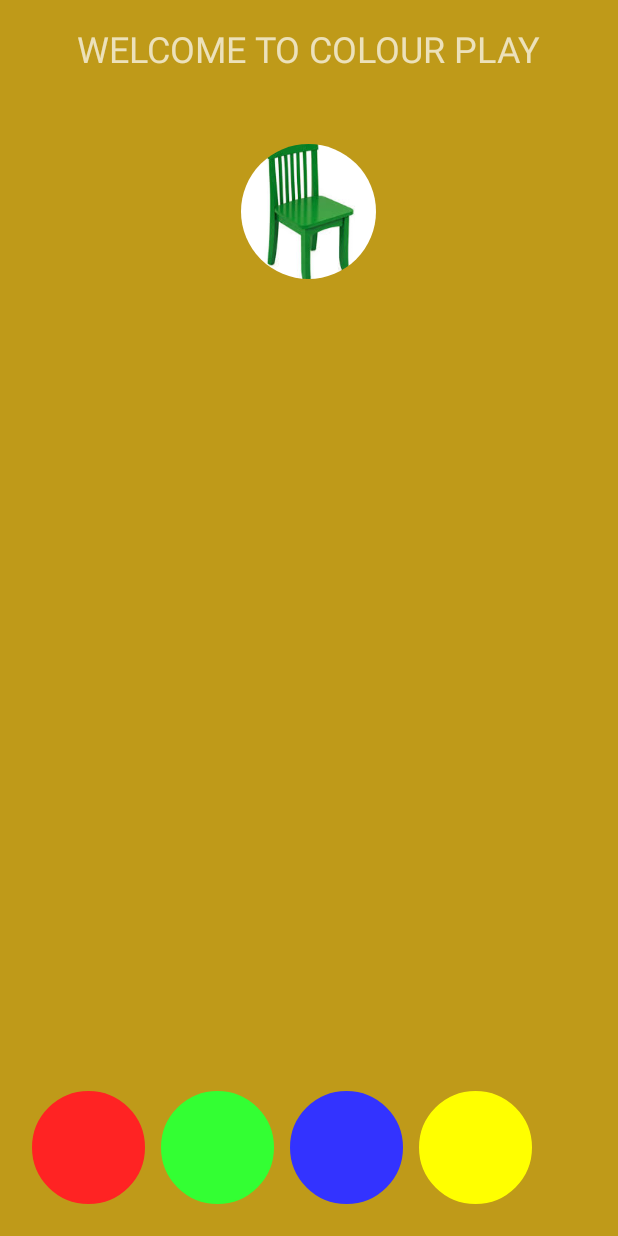
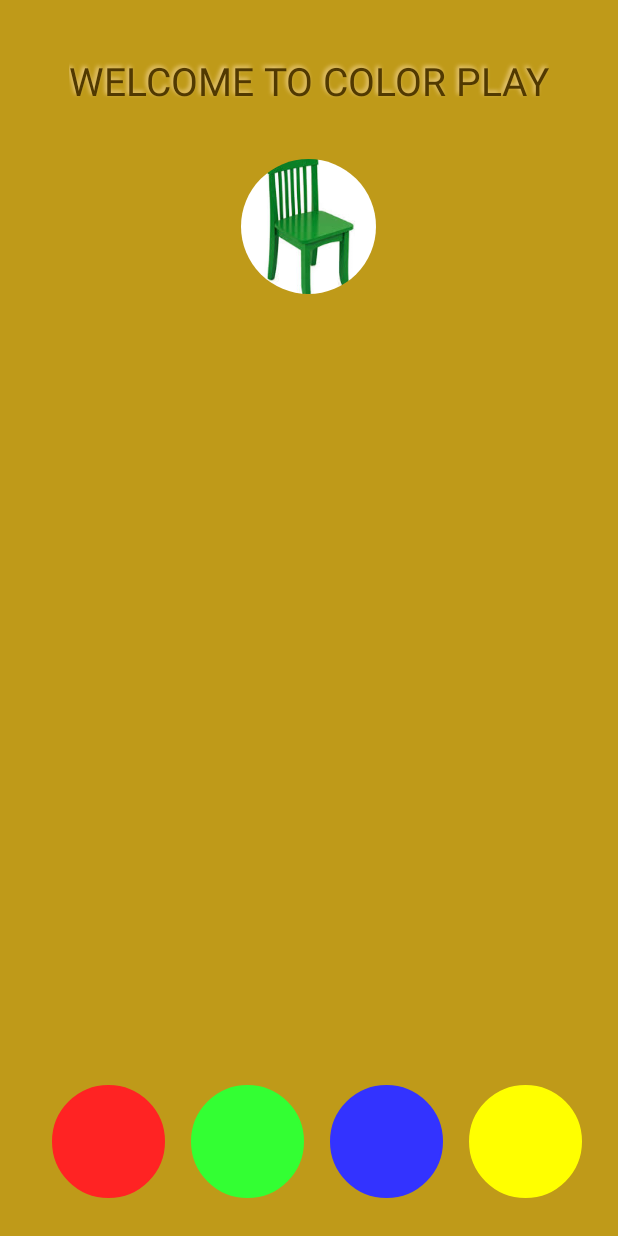
Before and after one commit to rajat2797/kidsplay, an Android app: the screen it shows after launch (IntroActivity), on a phone screen of 412 x 824 dp. Run offline under Robolectric (Android 15) with nearby library versions, the phone set to English and light mode, and no system bars; our stand-ins replace CircleImageView.

Commit message:
dynamic margin

```diff
--- a/app/src/main/java/com/kidminks/xxx/image2to5/IntroActivity.java
+++ b/app/src/main/java/com/kidminks/xxx/image2to5/IntroActivity.java
@@ -14,6 +14,7 @@ import android.support.v7.app.AppCompatActivity;
 import android.os.Bundle;
 import android.util.Log;
 import android.view.View;
+import android.view.ViewGroup;
 import android.view.animation.AccelerateDecelerateInterpolator;
 import android.widget.ImageView;
 import android.widget.Toast;
@@ -54,6 +55,17 @@ public class IntroActivity extends AppCompatActivity {
         image = (ImageView) findViewById(R.id.image);
         hand = (ImageView) findViewById(R.id.hand);
         hand.setVisibility(View.INVISIBLE);
+
+        ViewGroup.MarginLayoutParams margin;
+        margin = (ViewGroup.MarginLayoutParams) im1.getLayoutParams();
+        margin.leftMargin = 20; margin.bottomMargin = 6;
+        margin = (ViewGroup.MarginLayoutParams) im2.getLayoutParams();
+        margin.leftMargin = 10; margin.bottomMargin = 6;
+        margin = (ViewGroup.MarginLayoutParams) im3.getLayoutParams();
+        margin.leftMargin = 10; margin.bottomMargin = 6;
+        margin = (ViewGroup.MarginLayoutParams) im4.getLayoutParams();
+        margin.leftMargin = 10; margin.bottomMargin = 6;
+
     }
 
     private void speak( String text){
--- a/app/src/main/res/layout/activity_intro.xml
+++ b/app/src/main/res/layout/activity_intro.xml
@@ -13,7 +13,7 @@
 
     <de.hdodenhof.circleimageview.CircleImageView
         android:layout_centerHorizontal="true"
-        android:layout_marginTop="80dp"
+        android:layout_marginTop="90dp"
         android:id="@+id/image"
         android:src="@drawable/a01"
         android:layout_width="110dp"
@@ -72,7 +72,13 @@
         android:layout_height="wrap_content"
         android:layout_alignParentTop="true"
         android:layout_centerHorizontal="true"
-        android:text="WELCOME TO COLOUR PLAY"
-        android:textSize="24sp" />
+        android:text="WELCOME TO COLOR PLAY"
+        android:shadowColor="#edce87"
+        android:shadowDx="-2"
+        android:shadowDy="-2"
+        android:shadowRadius="3"
+        android:textColor="#513901"
+        android:layout_marginTop="20dp"
+        android:textSize="26sp" />
 
 </RelativeLayout>
--- a/app/src/main/res/values/strings.xml
+++ b/app/src/main/res/values/strings.xml
@@ -1,5 +1,5 @@
 <resources>
-    <string name="app_name">ColourPlay</string>
+    <string name="app_name">ColorPlay</string>
 
     <!-- TODO: Remove or change this placeholder text -->
     <string name="hello_blank_fragment">Hello blank fragment</string>
```
Also changed, not shown: 2 other files.
